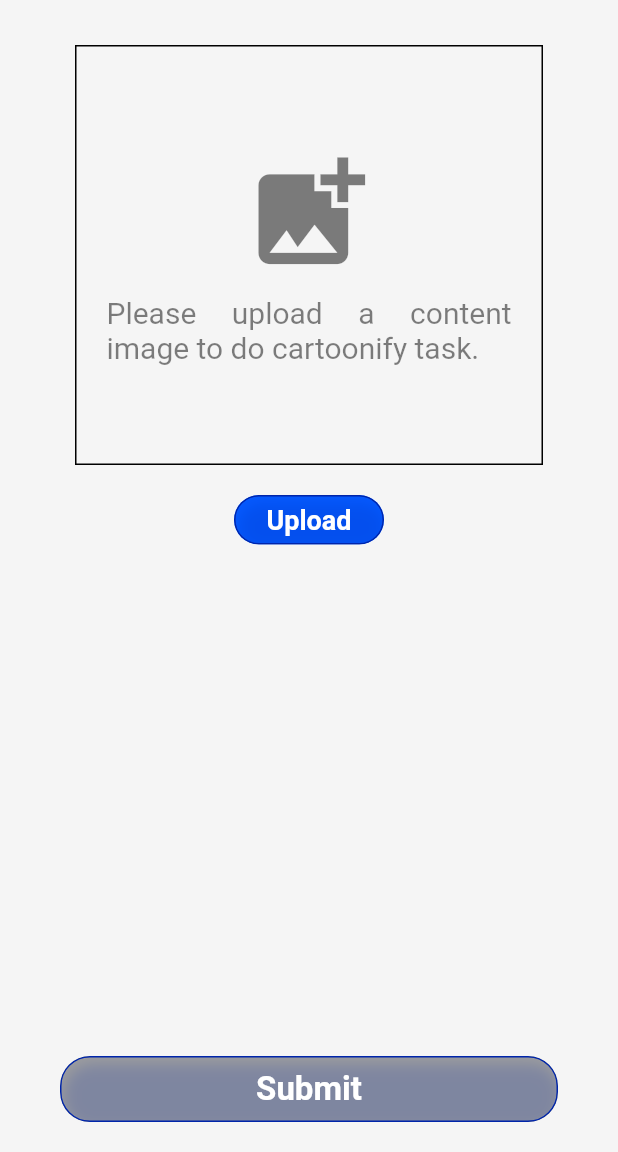
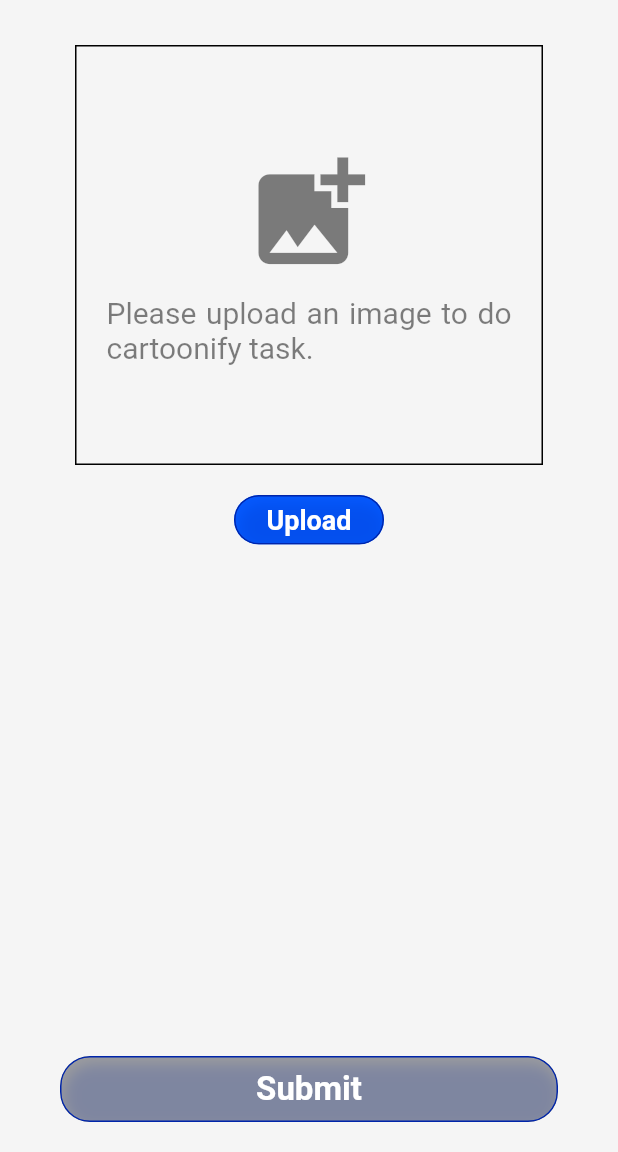
Before and after one commit to chxiang93/FYP-ImageGenie, a Flutter app: the CartoonifyPage screen opened directly, on a phone screen of 412 x 824 dp, the part 84-1236 px from its top. Run offline on Flutter 3.47's test engine with Material 2 defaults, Android fonts, the light colour scheme and no system bars; our stand-ins replace google_fonts, image_picker.

Commit message:
Fix some typo in cartoonify_page.dart

```diff
--- a/image_genie_app/lib/cartoonify_page.dart
+++ b/image_genie_app/lib/cartoonify_page.dart
@@ -7,7 +7,7 @@ class CartoonifyPage extends StatelessWidget {
 
   ImageFunctionInfo cartoonifyInfo = ImageFunctionInfo(
     id: "cartoonify",
-    description: "Please upload a content image to do cartoonify task."
+    description: "Please upload an image to do cartoonify task."
   );
 
   @override
```
